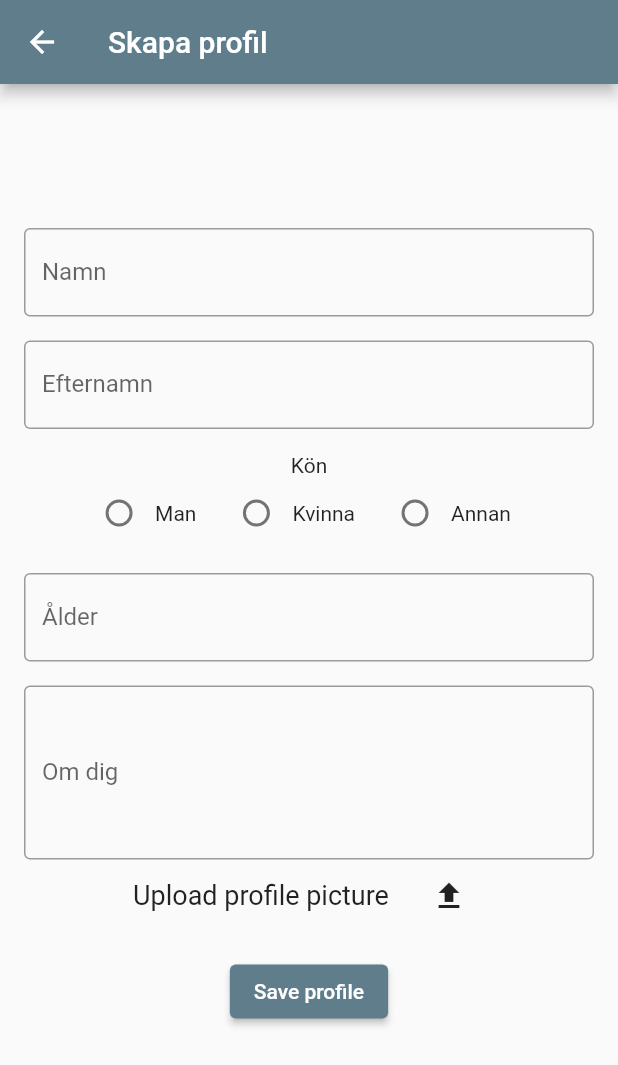
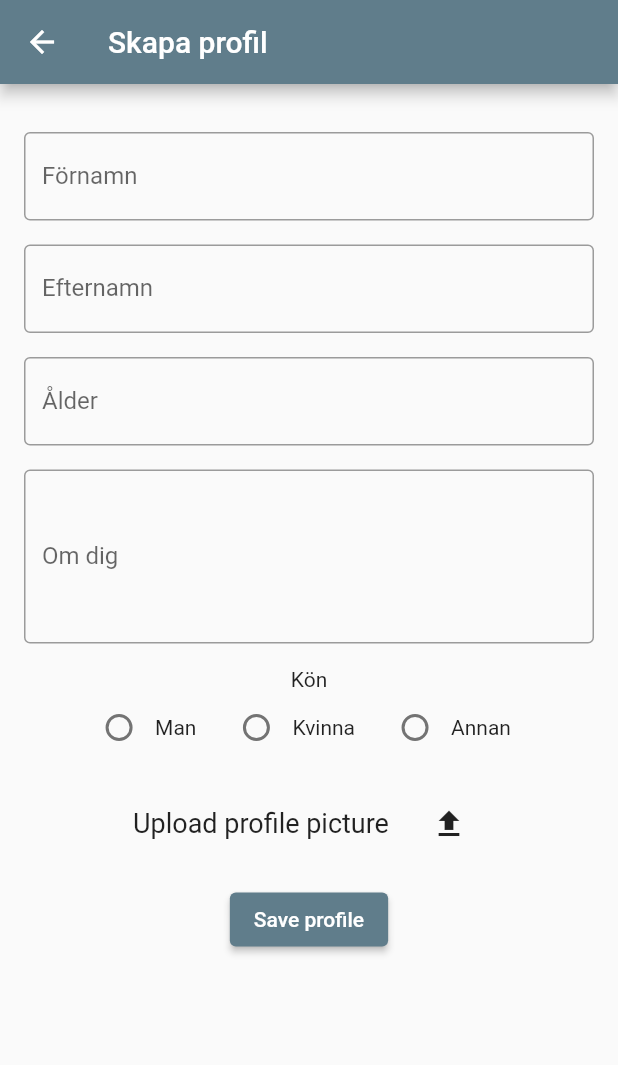
Before and after one commit to joas47/Bark_Buddy, a Flutter app: the MakeOwnerProfilePage screen opened directly, on a phone screen of 412 x 824 dp. Shown: the top 1065 px of the screen. Run offline on Flutter 3.47's test engine with Material 2 defaults, Android fonts, the phone set to English and light mode, and no system bars; our stand-ins replace cloud_firestore, firebase_auth, firebase_core, image_picker; accounts and stored records are empty.

Commit message:
form validation on create owner profile

```diff
--- a/lib/make_owner_profile_page.dart
+++ b/lib/make_owner_profile_page.dart
@@ -1,5 +1,6 @@
 import 'package:cross_platform_test/make_dog_profile_page.dart';
 import 'package:flutter/material.dart';
+import 'package:flutter/services.dart';
 import 'package:image_picker/image_picker.dart';
 import 'file_selector_handler.dart';
 
@@ -20,10 +21,8 @@ class _MakeOwnerProfilePageState extends State<MakeOwnerProfilePage> {
 
   final List<String> _genderOptions = ['Man', 'Kvinna', 'Annan'];
 
-  final _fNameController = TextEditingController();
-  final _lNameController = TextEditingController();
-  final _ageController = TextEditingController();
-  final _bioController = TextEditingController();
+  final _formKey = GlobalKey<FormState>();
+  bool _autoValidate = false;
 
   @override
   Widget build(BuildContext context) {
@@ -37,30 +36,14 @@ class _MakeOwnerProfilePageState extends State<MakeOwnerProfilePage> {
           child: Column(
             mainAxisAlignment: MainAxisAlignment.center,
             children: [
-              const SizedBox(height: 64.0),
               const SizedBox(height: 16.0),
-              TextField(
-                controller: _fNameController,
-                decoration: const InputDecoration(
-                  labelText: 'Namn',
-                  border: OutlineInputBorder(),
+              Form(
+                key: _formKey,
+                autovalidateMode: _autoValidate
+                    ? AutovalidateMode.onUserInteraction
+                    : AutovalidateMode.disabled,
+                child: _formUI(),
               ),
-                keyboardType: TextInputType.name,
-                onChanged: (value) {
-                  _fName = value;
-                },
-              ),
-              const SizedBox(height: 16.0),
-              TextField(
-                  controller: _lNameController,
-                  decoration: const InputDecoration(
-                    labelText: 'Efternamn',
-                    border: OutlineInputBorder(),
-                  ),
-                  keyboardType: TextInputType.name,
-                  onChanged: (value) {
-                    _lName = value;
-                  }),
               const SizedBox(height: 16.0),
               // TODO: move this Text so it's next to the radio buttons instead of above.
               const Text('Kön'),
@@ -85,46 +68,13 @@ class _MakeOwnerProfilePageState extends State<MakeOwnerProfilePage> {
                     .toList(),
               ),
               const SizedBox(height: 16.0),
-              TextField(
-                controller: _ageController,
-                decoration: const InputDecoration(
-                  labelText: 'Ålder',
-                  border: OutlineInputBorder(),
-                ),
-                keyboardType: TextInputType.number,
-                onChanged: (value) {
-                  _age = int.tryParse(value) ?? -1;
-                },
-              ),
-              const SizedBox(height: 16.0),
-              TextField(
-                controller: _bioController,
-                keyboardType: TextInputType.multiline,
-                minLines: 4,
-                maxLines: null,
-                decoration: const InputDecoration(
-                  labelText: 'Om dig',
-                  border: OutlineInputBorder(),
-                ),
-                onChanged: (value) {
-                  _bio = value;
-                },
-              ),
               _buildProfilePictureUploadButton(),
               const SizedBox(height: 16.0),
               Builder(builder: (BuildContext context) {
                 return ElevatedButton(
                   onPressed: () {
-                    // TODO: divide into multiple checks, give more specific error messages
-                    // TODO: remove the true in the if statement, only for testing
-                    if (/*_fName.isNotEmpty &&
-                        _lName.isNotEmpty &&
-                        _gender.isNotEmpty &&
-                        !_age.isNegative &&
-                        !_age.isNaN &&
-                        _bio.isNotEmpty &&
-                        _profilePic != null*/
-                    true) {
+                    // TODO: uncomment this
+                    if (/*_validateInputs() && _gender.isNotEmpty && _profilePic != null*/ true) {
                       // TODO: save owner to database (uncomment the line below)
                       //DatabaseHandler.addUserToDatabase(_fName, _lName, _gender, _age, _bio, _profilePic!);
                       Navigator.push(
@@ -150,6 +100,93 @@ class _MakeOwnerProfilePageState extends State<MakeOwnerProfilePage> {
     );
   }
 
+  Widget _formUI() {
+    return Column(children: [
+      TextFormField(
+        validator: (value) {
+          if (value == null || value.isEmpty) {
+            return 'Please enter your Förnamn.';
+          }
+          return null;
+        },
+        decoration: const InputDecoration(
+          labelText: 'Förnamn',
+          border: OutlineInputBorder(),
+        ),
+        keyboardType: TextInputType.name,
+        onChanged: (value) {
+          _fName = value;
+        },
+      ),
+      const SizedBox(height: 16.0),
+      TextFormField(
+        validator: (value) {
+          if (value == null || value.isEmpty) {
+            return 'Please enter your Efternamn.';
+          }
+          return null;
+        },
+        decoration: const InputDecoration(
+          labelText: 'Efternamn',
+          border: OutlineInputBorder(),
+        ),
+        keyboardType: TextInputType.name,
+        onChanged: (value) {
+          _lName = value;
+        },
+      ),
+      const SizedBox(height: 16.0),
+      TextFormField(
+        inputFormatters: [FilteringTextInputFormatter.digitsOnly],
+        validator: (value) {
+          if (value == null || value.isEmpty) {
+            return 'Please enter your age.';
+          }
+          return null;
+        },
+        decoration: const InputDecoration(
+          labelText: 'Ålder',
+          border: OutlineInputBorder(),
+        ),
+        keyboardType: TextInputType.number,
+        onChanged: (value) {
+          _age = int.tryParse(value) ?? -1;
+        },
+      ),
+      const SizedBox(height: 16.0),
+      TextFormField(
+        validator: (value) {
+          if (value == null || value.isEmpty) {
+            return 'Please enter your bio.';
+          }
+          return null;
+        },
+        keyboardType: TextInputType.multiline,
+        minLines: 4,
+        maxLines: 8,
+        decoration: const InputDecoration(
+          labelText: 'Om dig',
+          border: OutlineInputBorder(),
+        ),
+        onChanged: (value) {
+          _bio = value;
+        },
+      ),
+    ]);
+  }
+
+  bool _validateInputs() {
+    if (_formKey.currentState!.validate()) {
+      _formKey.currentState!.save();
+      return true;
+    } else {
+      setState(() {
+        _autoValidate = true;
+      });
+      return false;
+    }
+  }
+
   Widget _buildProfilePictureUploadButton() {
     return Row(
       mainAxisAlignment: MainAxisAlignment.center,
```
Lines whose indentation alone changed are shown as unchanged.
